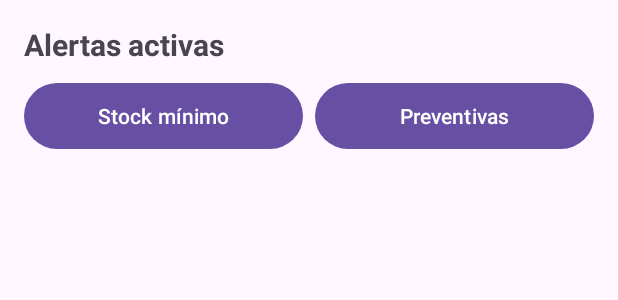
After one commit to dailer03/virutex-inventario-app, an Android app: the layout activity_alertas.xml on its own in the app's theme, with its tools: preview values and no code run, on a phone screen of 412 x 824 dp. The commit adds this screen. Shown: the top 300 px of the screen. Run offline under Robolectric (Android 15) with nearby library versions, the phone set to English and light mode, and no system bars; network calls fail.

Commit message:
HU-09: alertas activas con pantalla P-10

```diff
--- a/android/app/src/main/AndroidManifest.xml
+++ b/android/app/src/main/AndroidManifest.xml
@@ -29,6 +29,7 @@
         <activity android:name=".ui.usuarios.UsuariosActivity" />
         <activity android:name=".ui.movimiento.RegistroSalidaActivity" />
         <activity android:name=".ui.movimiento.RegistroEntradaActivity" />
+        <activity android:name=".ui.alertas.AlertasActivity" />
     </application>
 
 </manifest>
--- a/android/app/src/main/java/com/virutex/inventario/data/remote/ApiService.java
+++ b/android/app/src/main/java/com/virutex/inventario/data/remote/ApiService.java
@@ -16,6 +16,7 @@ import retrofit2.http.PATCH;
 import com.virutex.inventario.data.remote.dto.MovimientoRegistrado;
 import com.virutex.inventario.data.remote.dto.NuevoMovimiento;
 import com.virutex.inventario.data.remote.dto.Tecnico;
+import com.virutex.inventario.data.remote.dto.Alerta;
 
 import java.util.List;
 
@@ -68,4 +69,7 @@ public interface ApiService {
 
     @GET("v1/tecnicos")
     Call<ApiResponse<List<Tecnico>>> tecnicos();
+
+    @GET("v1/alertas")
+    Call<ApiResponse<List<Alerta>>> alertas(@Query("tipo") String tipo);
 }
--- a/android/app/src/main/java/com/virutex/inventario/data/repository/RepuestoRepository.java
+++ b/android/app/src/main/java/com/virutex/inventario/data/repository/RepuestoRepository.java
@@ -10,6 +10,7 @@ import com.virutex.inventario.data.remote.dto.NuevoRepuesto;
 import com.virutex.inventario.data.remote.dto.Repuesto;
 import com.virutex.inventario.data.remote.dto.RepuestoCreado;
 import com.virutex.inventario.data.remote.dto.RepuestoDetalle;
+import com.virutex.inventario.data.remote.dto.Alerta;
 
 import java.util.List;
 
@@ -40,6 +41,10 @@ public class RepuestoRepository {
         enviar(api.detalleRepuesto(id), resultado);
     }
 
+    public void alertas(String tipo, Resultado<List<Alerta>> resultado) {
+        enviar(api.alertas(tipo), resultado);
+    }
+
     /** Ejecuta la llamada y entrega los datos o el mensaje de error de la API. */
     private static <T> void enviar(Call<ApiResponse<T>> llamada, Resultado<T> resultado) {
         llamada.enqueue(new Callback<ApiResponse<T>>() {
--- a/android/app/src/main/java/com/virutex/inventario/ui/menu/MenuActivity.java
+++ b/android/app/src/main/java/com/virutex/inventario/ui/menu/MenuActivity.java
@@ -18,6 +18,7 @@ import com.virutex.inventario.util.SessionManager;
 import com.virutex.inventario.ui.usuarios.UsuariosActivity;
 import com.virutex.inventario.ui.movimiento.RegistroSalidaActivity;
 import com.virutex.inventario.ui.movimiento.RegistroEntradaActivity;
+import com.virutex.inventario.ui.alertas.AlertasActivity;
 
 /** P-02 Menú principal: muestra solo las funciones del rol (Tabla 34). */
 public class MenuActivity extends AppCompatActivity {
@@ -48,6 +49,9 @@ public class MenuActivity extends AppCompatActivity {
 
         mostrarSi(R.id.btnAlertas, rol.equals("almacen") || rol.equals("supervisor"), "Sprint 4");
 
+        findViewById(R.id.btnAlertas).setOnClickListener(v ->
+                startActivity(new Intent(this, AlertasActivity.class)));
+
         mostrarSi(R.id.btnUsuarios, rol.equals("supervisor"), "Sprint 2");
         findViewById(R.id.btnUsuarios).setOnClickListener(v ->
                 startActivity(new Intent(this, UsuariosActivity.class)));
--- /dev/null
+++ b/android/app/src/main/res/layout/activity_alertas.xml
@@ -0,0 +1,51 @@
+<?xml version="1.0" encoding="utf-8"?>
+<LinearLayout xmlns:android="http://schemas.android.com/apk/res/android"
+    android:layout_width="match_parent"
+    android:layout_height="match_parent"
+    android:orientation="vertical"
+    android:padding="16dp">
+
+    <TextView
+        android:layout_width="wrap_content"
+        android:layout_height="wrap_content"
+        android:layout_marginBottom="8dp"
+        android:text="Alertas activas"
+        android:textSize="20sp"
+        android:textStyle="bold" />
+
+    <LinearLayout
+        android:layout_width="match_parent"
+        android:layout_height="wrap_content"
+        android:orientation="horizontal">
+
+        <Button
+            android:id="@+id/btnStockMinimo"
+            android:layout_width="0dp"
+            android:layout_height="52dp"
+            android:layout_weight="1"
+            android:layout_marginEnd="4dp"
+            android:text="Stock mínimo" />
+
+        <Button
+            android:id="@+id/btnPreventivas"
+            android:layout_width="0dp"
+            android:layout_height="52dp"
+            android:layout_weight="1"
+            android:layout_marginStart="4dp"
+            android:text="Preventivas" />
+    </LinearLayout>
+
+    <TextView
+        android:id="@+id/tvMensaje"
+        android:layout_width="match_parent"
+        android:layout_height="wrap_content"
+        android:layout_marginTop="8dp"
+        android:visibility="gone" />
+
+    <androidx.recyclerview.widget.RecyclerView
+        android:id="@+id/rvAlertas"
+        android:layout_width="match_parent"
+        android:layout_height="0dp"
+        android:layout_weight="1"
+        android:layout_marginTop="8dp" />
+</LinearLayout>
```
Also changed, not shown: android/app/src/main/java/com/virutex/inventario/data/remote/dto/Alerta.java (added, +18 -0 lines), android/app/src/main/java/com/virutex/inventario/ui/alertas/AlertaAdapter.java (added, +77 -0 lines), android/app/src/main/java/com/virutex/inventario/ui/alertas/AlertasActivity.java (added, +76 -0 lines), android/app/src/main/res/layout/item_alerta.xml (added, +14 -0 lines), 2 other files.
